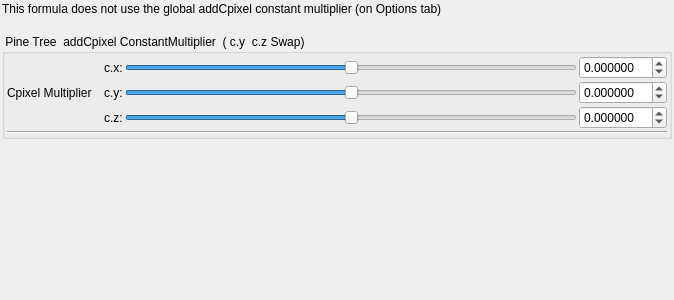
First picture: the form in mandelbulber2/qt_data/fractal_benesi_pine_tree.ui, repository buddhi1980/mandelbulber2, before the edit.
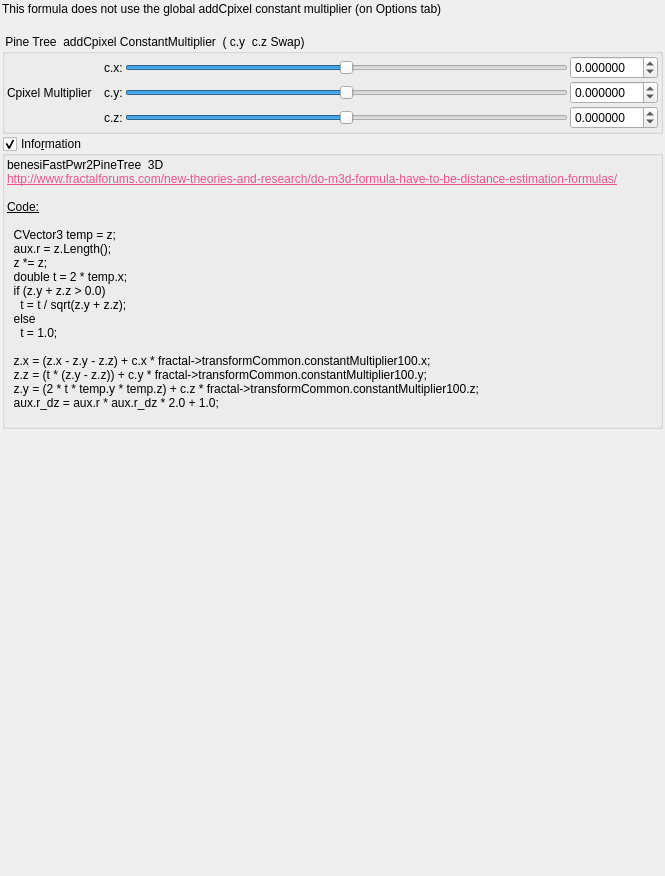
Second picture: the form after the edit. Custom widgets are drawn as their Qt base class.

Commit message: Corrected EiffieMsltoe formula (now looks properly) Added information boxes for formulas from B to F. Code formated. Reanmed 'Options' tab to 'Global parameters'

```diff
--- a/mandelbulber2/qt_data/fractal_benesi_pine_tree.ui
+++ b/mandelbulber2/qt_data/fractal_benesi_pine_tree.ui
@@ -6,8 +6,8 @@
    <rect>
     <x>0</x>
     <y>0</y>
-    <width>674</width>
-    <height>300</height>
+    <width>665</width>
+    <height>876</height>
    </rect>
   </property>
   <property name="windowTitle">
@@ -54,7 +54,7 @@
      <property name="checkable">
       <bool>false</bool>
      </property>
-     <layout class="QVBoxLayout" name="verticalLayout_35" stretch="0,0">
+     <layout class="QVBoxLayout" name="verticalLayout_35" stretch="0">
       <property name="spacing">
        <number>2</number>
       </property>
@@ -255,10 +255,71 @@
         </item>
        </layout>
       </item>
+     </layout>
+    </widget>
+   </item>
+   <item>
+    <widget class="MyGroupBox" name="groupCheck_info">
+     <property name="title">
+      <string>Info&amp;rmation</string>
+     </property>
+     <property name="flat">
+      <bool>false</bool>
+     </property>
+     <property name="checkable">
+      <bool>true</bool>
+     </property>
+     <layout class="QVBoxLayout" name="verticalLayout_2">
+      <property name="spacing">
+       <number>2</number>
+      </property>
+      <property name="leftMargin">
+       <number>2</number>
+      </property>
+      <property name="topMargin">
+       <number>2</number>
+      </property>
+      <property name="rightMargin">
+       <number>2</number>
+      </property>
+      <property name="bottomMargin">
+       <number>2</number>
+      </property>
       <item>
-       <widget class="Line" name="line_13">
-        <property name="orientation">
-         <enum>Qt::Horizontal</enum>
+       <widget class="QLabel" name="label_4">
+        <property name="text">
+         <string>&lt;!DOCTYPE HTML PUBLIC &quot;-//W3C//DTD HTML 4.0//EN&quot; &quot;http://www.w3.org/TR/REC-html40/strict.dtd&quot;&gt;
+&lt;html&gt;&lt;head&gt;&lt;meta name=&quot;qrichtext&quot; content=&quot;1&quot; /&gt;&lt;style type=&quot;text/css&quot;&gt;
+p, li { white-space: pre-wrap; }
+&lt;/style&gt;&lt;/head&gt;&lt;body&gt;
+&lt;p style=&quot; margin-top:0px; margin-bottom:0px; margin-left:0px; margin-right:0px; -qt-block-indent:0; text-indent:0px;&quot;&gt;benesiFastPwr2PineTree  3D&lt;/p&gt;
+&lt;p style=&quot; margin-top:0px; margin-bottom:0px; margin-left:0px; margin-right:0px; -qt-block-indent:0; text-indent:0px;&quot;&gt;&lt;a href=&quot;http://www.fractalforums.com/new-theories-and-research/do-m3d-formula-have-to-be-distance-estimation-formulas/&quot;&gt;&lt;span style=&quot; text-decoration: underline; color:#e85290;&quot;&gt;http://www.fractalforums.com/new-theories-and-research/do-m3d-formula-have-to-be-distance-estimation-formulas/&lt;/span&gt;&lt;/a&gt;&lt;/p&gt;
+&lt;p style=&quot;-qt-paragraph-type:empty; margin-top:0px; margin-bottom:0px; margin-left:0px; margin-right:0px; -qt-block-indent:0; text-indent:0px;&quot;&gt;&lt;br /&gt;&lt;/p&gt;
+&lt;p style=&quot; margin-top:0px; margin-bottom:0px; margin-left:0px; margin-right:0px; -qt-block-indent:0; text-indent:0px;&quot;&gt;&lt;span style=&quot; text-decoration: underline;&quot;&gt;Code:&lt;/span&gt;&lt;/p&gt;
+&lt;p style=&quot;-qt-paragraph-type:empty; margin-top:0px; margin-bottom:0px; margin-left:0px; margin-right:0px; -qt-block-indent:0; text-indent:0px; text-decoration: underline;&quot;&gt;&lt;br /&gt;&lt;/p&gt;
+&lt;p style=&quot; margin-top:0px; margin-bottom:0px; margin-left:0px; margin-right:0px; -qt-block-indent:0; text-indent:0px;&quot;&gt;  CVector3 temp = z;&lt;/p&gt;
+&lt;p style=&quot; margin-top:0px; margin-bottom:0px; margin-left:0px; margin-right:0px; -qt-block-indent:0; text-indent:0px;&quot;&gt;  aux.r = z.Length();&lt;/p&gt;
+&lt;p style=&quot; margin-top:0px; margin-bottom:0px; margin-left:0px; margin-right:0px; -qt-block-indent:0; text-indent:0px;&quot;&gt;  z *= z;&lt;/p&gt;
+&lt;p style=&quot; margin-top:0px; margin-bottom:0px; margin-left:0px; margin-right:0px; -qt-block-indent:0; text-indent:0px;&quot;&gt;  double t = 2 * temp.x;&lt;/p&gt;
+&lt;p style=&quot; margin-top:0px; margin-bottom:0px; margin-left:0px; margin-right:0px; -qt-block-indent:0; text-indent:0px;&quot;&gt;  if (z.y + z.z &amp;gt; 0.0)&lt;/p&gt;
+&lt;p style=&quot; margin-top:0px; margin-bottom:0px; margin-left:0px; margin-right:0px; -qt-block-indent:0; text-indent:0px;&quot;&gt;    t = t / sqrt(z.y + z.z);&lt;/p&gt;
+&lt;p style=&quot; margin-top:0px; margin-bottom:0px; margin-left:0px; margin-right:0px; -qt-block-indent:0; text-indent:0px;&quot;&gt;  else&lt;/p&gt;
+&lt;p style=&quot; margin-top:0px; margin-bottom:0px; margin-left:0px; margin-right:0px; -qt-block-indent:0; text-indent:0px;&quot;&gt;    t = 1.0;&lt;/p&gt;
+&lt;p style=&quot;-qt-paragraph-type:empty; margin-top:0px; margin-bottom:0px; margin-left:0px; margin-right:0px; -qt-block-indent:0; text-indent:0px;&quot;&gt;&lt;br /&gt;&lt;/p&gt;
+&lt;p style=&quot; margin-top:0px; margin-bottom:0px; margin-left:0px; margin-right:0px; -qt-block-indent:0; text-indent:0px;&quot;&gt;  z.x = (z.x - z.y - z.z) + c.x * fractal-&amp;gt;transformCommon.constantMultiplier100.x;&lt;/p&gt;
+&lt;p style=&quot; margin-top:0px; margin-bottom:0px; margin-left:0px; margin-right:0px; -qt-block-indent:0; text-indent:0px;&quot;&gt;  z.z = (t * (z.y - z.z)) + c.y * fractal-&amp;gt;transformCommon.constantMultiplier100.y;&lt;/p&gt;
+&lt;p style=&quot; margin-top:0px; margin-bottom:0px; margin-left:0px; margin-right:0px; -qt-block-indent:0; text-indent:0px;&quot;&gt;  z.y = (2 * t * temp.y * temp.z) + c.z * fractal-&amp;gt;transformCommon.constantMultiplier100.z;&lt;/p&gt;
+&lt;p style=&quot; margin-top:0px; margin-bottom:0px; margin-left:0px; margin-right:0px; -qt-block-indent:0; text-indent:0px;&quot;&gt;  aux.r_dz = aux.r * aux.r_dz * 2.0 + 1.0;&lt;/p&gt;
+&lt;p style=&quot;-qt-paragraph-type:empty; margin-top:0px; margin-bottom:0px; margin-left:0px; margin-right:0px; -qt-block-indent:0; text-indent:0px;&quot;&gt;&lt;br /&gt;&lt;/p&gt;&lt;/body&gt;&lt;/html&gt;</string>
+        </property>
+        <property name="wordWrap">
+         <bool>true</bool>
+        </property>
+        <property name="openExternalLinks">
+         <bool>true</bool>
+        </property>
+        <property name="textInteractionFlags">
+         <set>Qt::LinksAccessibleByMouse|Qt::TextSelectableByMouse</set>
         </property>
        </widget>
       </item>
@@ -286,6 +347,12 @@
    <extends>QDoubleSpinBox</extends>
    <header>mydoublespinbox.h</header>
   </customwidget>
+  <customwidget>
+   <class>MyGroupBox</class>
+   <extends>QGroupBox</extends>
+   <header>mygroupbox.h</header>
+   <container>1</container>
+  </customwidget>
  </customwidgets>
  <resources/>
  <connections/>
```
The commit also changes 17 other files.
